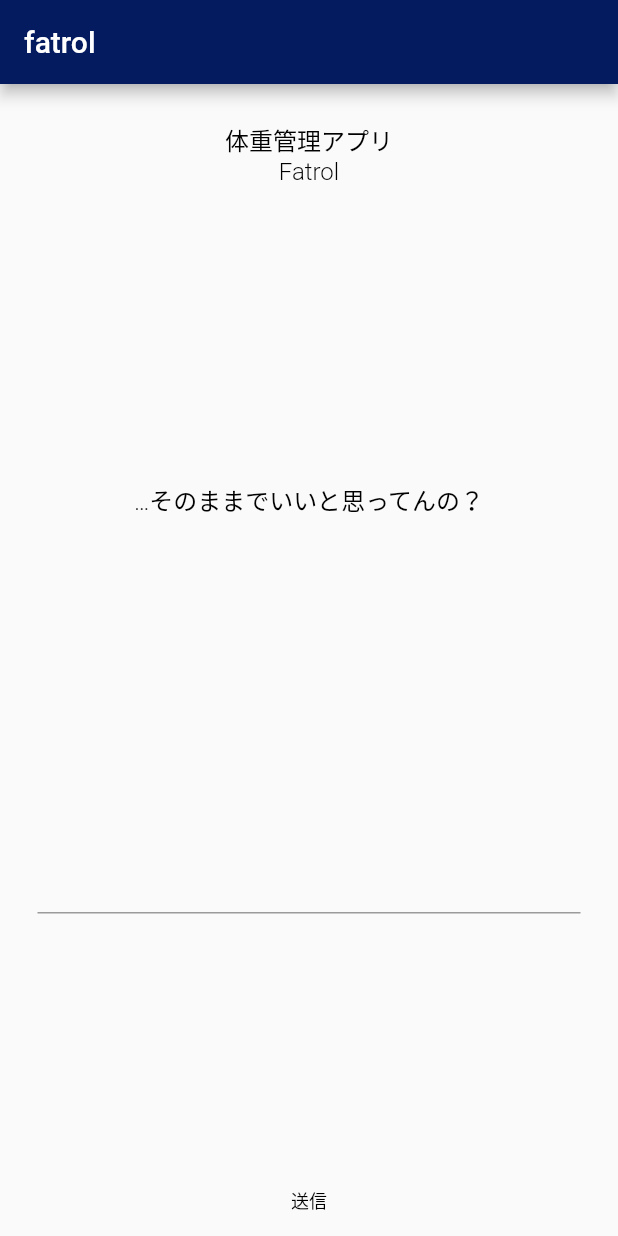
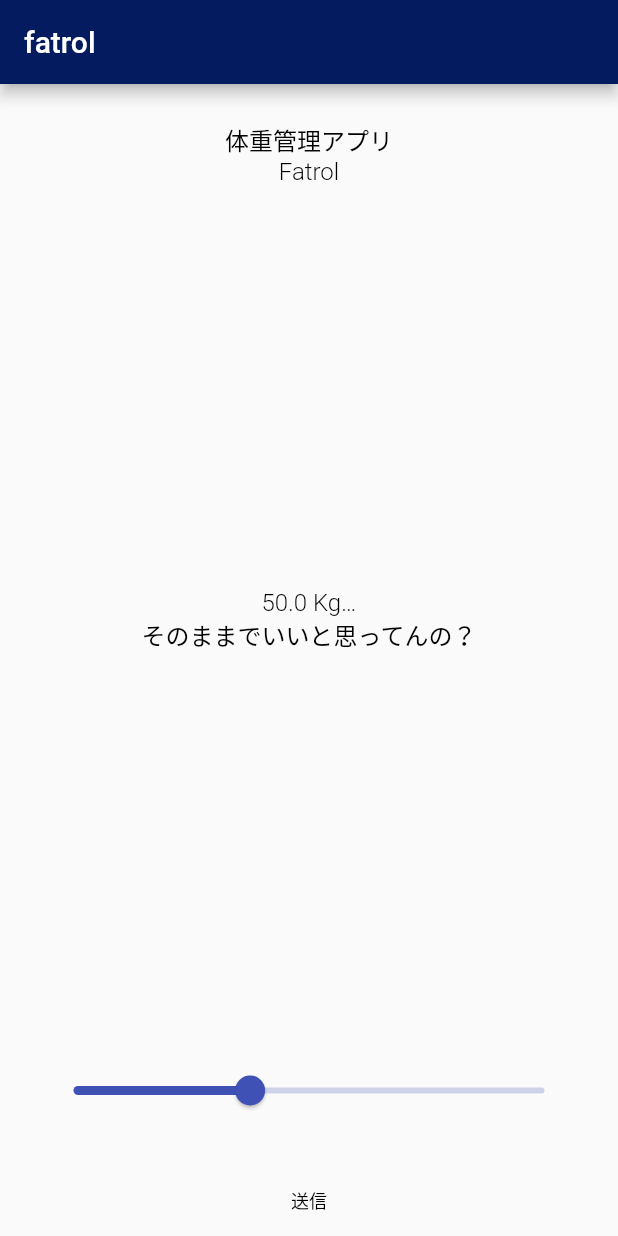
Before and after one commit to mukae9/fat, a Flutter app: the screen it shows after launch, after a tap on "送信", on a phone screen of 412 x 824 dp. Run offline on Flutter 3.47's test engine with Material 2 defaults, Android fonts, the phone set to English and light mode, and no system bars.

Commit message:
スライダーの適用

```diff
--- a/lib/main.dart
+++ b/lib/main.dart
@@ -28,10 +28,14 @@ class MyHomePage extends StatefulWidget {
 }
 
 class _MyHomePageState extends State<MyHomePage> {
-  var _message;
+  String _message;
+  double _value = 50.0;
+  final controller = TextEditingController();
+
   @override
   void initState(){
-    _message='嘘偽りない体重を記録';
+    _message='嘘偽りない体重を記録\n$_value kg';
+    super.initState();
   }
   @override
   Widget build(BuildContext context) {
@@ -69,6 +73,7 @@ class _MyHomePageState extends State<MyHomePage> {
                       color: Color.fromARGB(0, 0, 0, 0),
                       child: new Text(
                       _message,
+
                         textAlign: TextAlign.center,
                       style: new TextStyle(fontSize:16.0,
                       color: const Color(0xFF000000),
@@ -81,18 +86,27 @@ class _MyHomePageState extends State<MyHomePage> {
               ),
 
               ),
-              Expanded(
-              child:Padding(
+              Padding(
                 padding: EdgeInsets.all(25.0),
-                  child:TextField(
-                    style: new TextStyle(fontSize:12.0,
-                        color: const Color(0xFF000000),
-                        fontWeight: FontWeight.w200,
-                        fontFamily: "Roboto"),
-                  ),
+                    child:Slider(
+                      key: null,
+                      onChanged: textChanged,
+                      value:_value,
+                      min: 20.0,
+                      max: 100.0,
+
+                    ),
+//                  child:TextField(
+//                    controller: controller,
+//                    onChanged: textChanged,
+//                    style: new TextStyle(fontSize:12.0,
+//                        color: const Color(0xFF000000),
+//                        fontWeight: FontWeight.w200,
+//                        fontFamily: "Roboto"),
+//                  ),
 
               ),
-              ),
+
               FlatButton(key:null,
                   onPressed:buttonPressed,
                   child:
@@ -128,9 +142,19 @@ class _MyHomePageState extends State<MyHomePage> {
 
     );
   }
+  void textChanged(double val){
+    setState(() {
+//      _message=val.toUpperCase();
+        _value=val.floorToDouble();
+        _message= '嘘偽りない体重を記録\n$_value kg';
+
+    });
+  }
+
   void buttonPressed(){
     setState(() {
-       _message="…そのままでいいと思ってんの？";
+//       _message=controller.text + "Kg…\n"+"そのままでいいと思ってんの？";
+         _message= '$_value Kg…\nそのままでいいと思ってんの？';
     });
   }
 }
```
